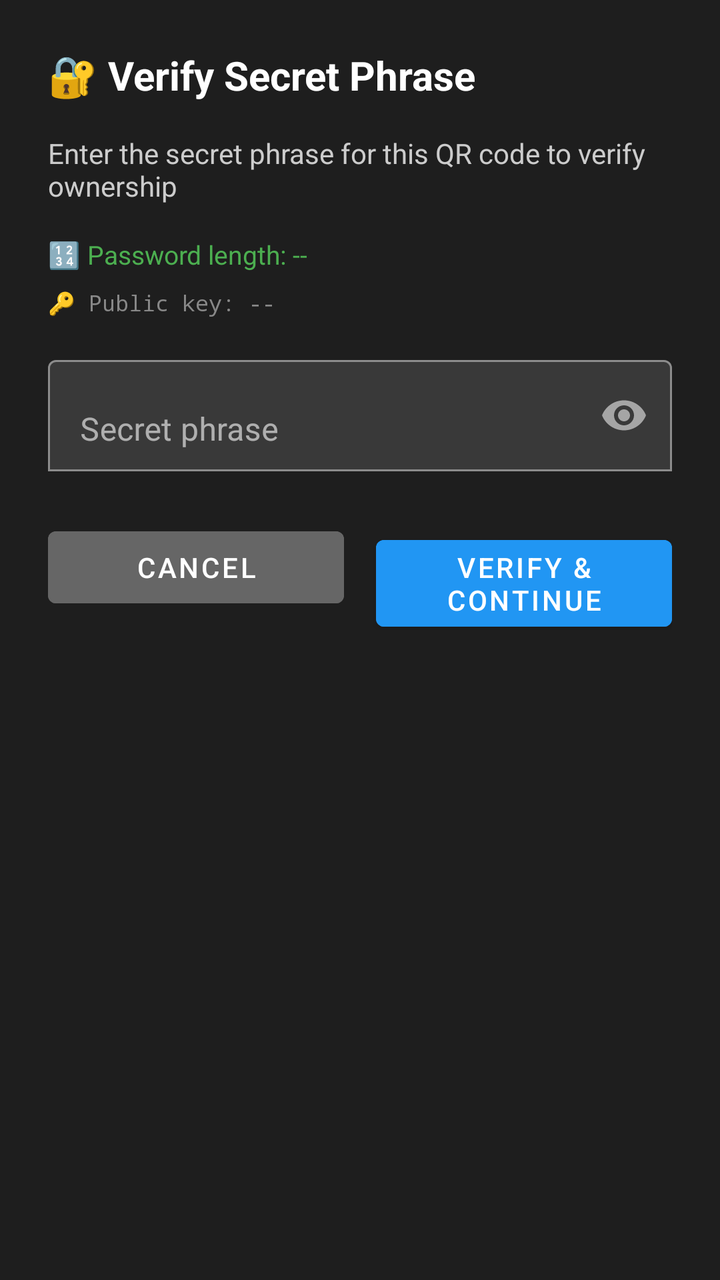
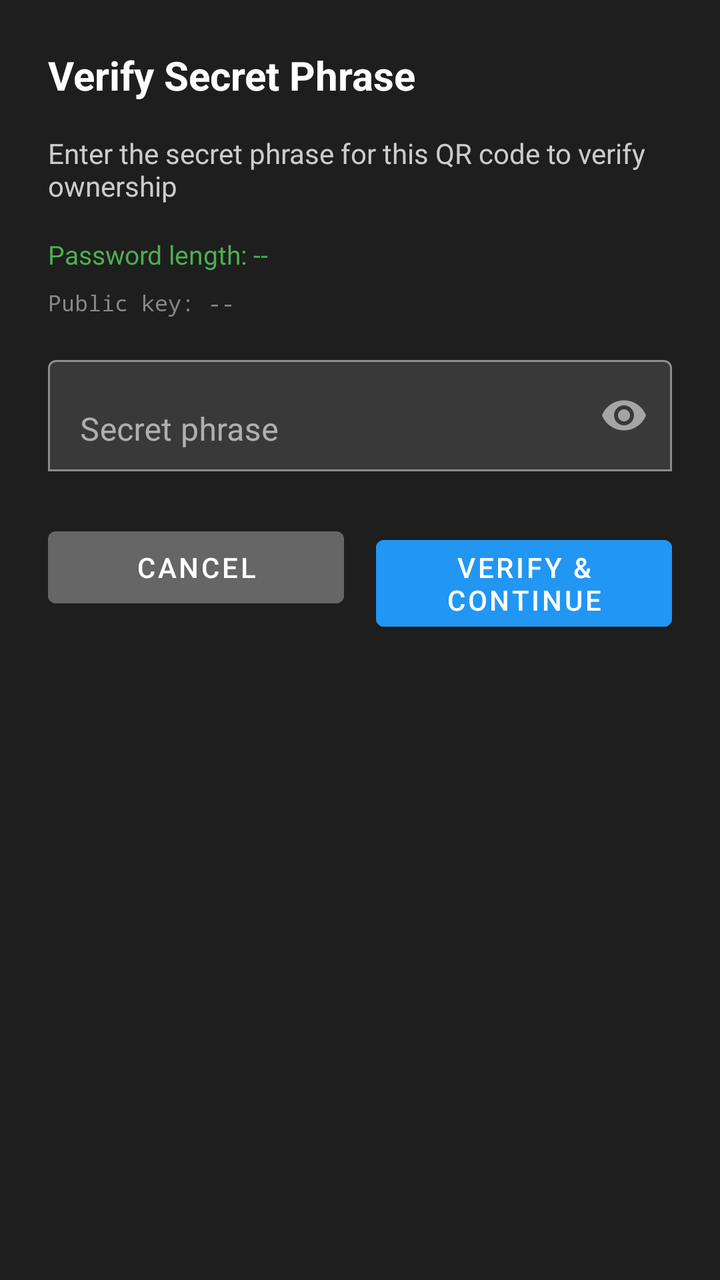

Screens rendered from an Android XML layout before and after an edit, with the pre-edit source and the edit as a unified diff.
<!-- AndroidManifest.xml: application theme Theme.SmartPasswordManager -->
<!-- res/layout/dialog_qr_secret.xml -->
<?xml version="1.0" encoding="utf-8"?>
<LinearLayout xmlns:android="http://schemas.android.com/apk/res/android"
    xmlns:app="http://schemas.android.com/apk/res-auto"
    android:layout_width="match_parent"
    android:layout_height="wrap_content"
    android:orientation="vertical"
    android:padding="24dp"
    android:background="#1E1E1E">

    <TextView
        android:layout_width="wrap_content"
        android:layout_height="wrap_content"
        android:text="🔐 Verify Secret Phrase"
        android:textSize="20sp"
        android:textStyle="bold"
        android:textColor="@android:color/white"
        android:layout_marginBottom="16dp" />

    <TextView
        android:layout_width="match_parent"
        android:layout_height="wrap_content"
        android:text="Enter the secret phrase for this QR code to verify ownership"
        android:textSize="14sp"
        android:textColor="#CCCCCC"
        android:layout_marginBottom="16dp" />

    <TextView
        android:id="@+id/lengthInfo"
        android:layout_width="match_parent"
        android:layout_height="wrap_content"
        android:text="🔢 Password length: --"
        android:textSize="13sp"
        android:textColor="#4CAF50"
        android:layout_marginBottom="8dp" />

    <TextView
        android:id="@+id/keyPreview"
        android:layout_width="match_parent"
        android:layout_height="wrap_content"
        android:text="🔑 Public key: --"
        android:textSize="11sp"
        android:textColor="#888888"
        android:layout_marginBottom="16dp"
        android:fontFamily="monospace" />

    <com.google.android.material.textfield.TextInputLayout
        android:id="@+id/secretLayout"
        android:layout_width="match_parent"
        android:layout_height="wrap_content"
        android:hint="Secret phrase"
        app:endIconMode="password_toggle"
        app:boxBackgroundMode="outline"
        android:layout_marginBottom="8dp">

        <com.google.android.material.textfield.TextInputEditText
            android:id="@+id/secretPhrase"
            android:layout_width="match_parent"
            android:layout_height="wrap_content"
            android:inputType="textPassword"
            android:maxLines="1" />
    </com.google.android.material.textfield.TextInputLayout>

    <LinearLayout
        android:layout_width="match_parent"
        android:layout_height="wrap_content"
        android:orientation="horizontal"
        android:layout_marginTop="16dp">

        <Button
            android:id="@+id/btnCancel"
            android:layout_width="0dp"
            android:layout_height="wrap_content"
            android:layout_weight="1"
            android:layout_marginEnd="8dp"
            android:text="Cancel"
            android:textColor="#FFFFFF"
            android:backgroundTint="#666666" />

        <Button
            android:id="@+id/btnVerify"
            android:layout_width="0dp"
            android:layout_height="wrap_content"
            android:layout_weight="1"
            android:layout_marginStart="8dp"
            android:text="Verify &amp; Continue"
            android:textColor="#FFFFFF"
            android:backgroundTint="#2196F3" />
    </LinearLayout>

</LinearLayout>
<!-- resources referenced by this layout -->
<resources>
  <style name="Theme.SmartPasswordManager" parent="Theme.MaterialComponents.DayNight.NoActionBar">
          <item name="colorPrimary">@color/primary_blue</item>
          <item name="colorPrimaryVariant">@color/primary_blue_dark</item>
          <item name="colorOnPrimary">@color/white</item>
          <item name="colorSecondary">@color/primary_blue_light</item>
          <item name="colorOnSecondary">@color/white</item>
          <item name="android:colorBackground">@color/dark_background</item>
          <item name="colorSurface">@color/dark_surface</item>
          <item name="colorOnSurface">@color/white</item>
          <item name="materialAlertDialogTheme">@style/ThemeOverlay.MaterialComponents.MaterialAlertDialog</item>
      </style>
  <color name="primary_blue">#0d6efd</color>
  <color name="primary_blue_dark">#0a58ca</color>
  <color name="white">#ffffff</color>
  <color name="primary_blue_light">#3b82f6</color>
  <color name="dark_background">#121212</color>
  <color name="dark_surface">#1e1e1e</color>
  <style name="ThemeOverlay.MaterialComponents.MaterialAlertDialog" parent="ThemeOverlay.MaterialComponents.MaterialAlertDialog" tools:ignore="PrivateResource,ResourceCycle">
          <item name="colorPrimary">@color/primary_blue</item>
          <item name="colorOnSurface">@color/white</item>
          <item name="colorSurface">@color/dark_surface</item>
      </style>
</resources>

<!-- the commit's change to res/layout/dialog_qr_secret.xml (unified diff, before → after) -->
@@ -10,7 +10,7 @@
     <TextView
         android:layout_width="wrap_content"
         android:layout_height="wrap_content"
-        android:text="🔐 Verify Secret Phrase"
+        android:text="Verify Secret Phrase"
         android:textSize="20sp"
         android:textStyle="bold"
         android:textColor="@android:color/white"
@@ -28,7 +28,7 @@
         android:id="@+id/lengthInfo"
         android:layout_width="match_parent"
         android:layout_height="wrap_content"
-        android:text="🔢 Password length: --"
+        android:text="Password length: --"
         android:textSize="13sp"
         android:textColor="#4CAF50"
         android:layout_marginBottom="8dp" />
@@ -37,7 +37,7 @@
         android:id="@+id/keyPreview"
         android:layout_width="match_parent"
         android:layout_height="wrap_content"
-        android:text="🔑 Public key: --"
+        android:text="Public key: --"
         android:textSize="11sp"
         android:textColor="#888888"
         android:layout_marginBottom="16dp"
